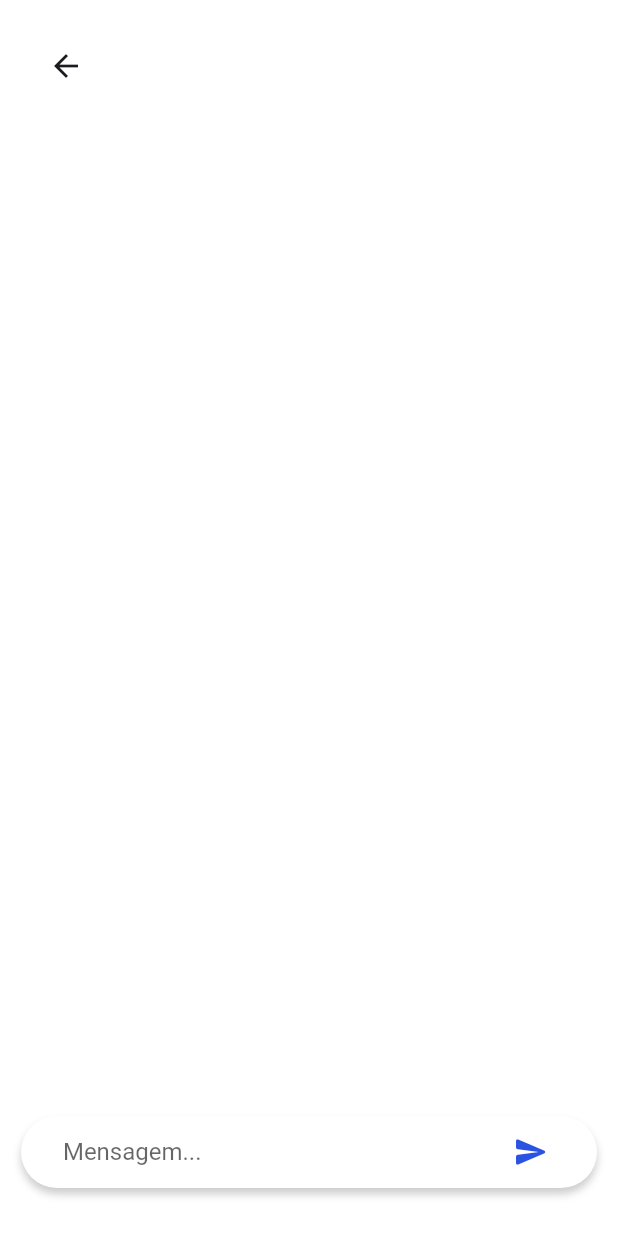
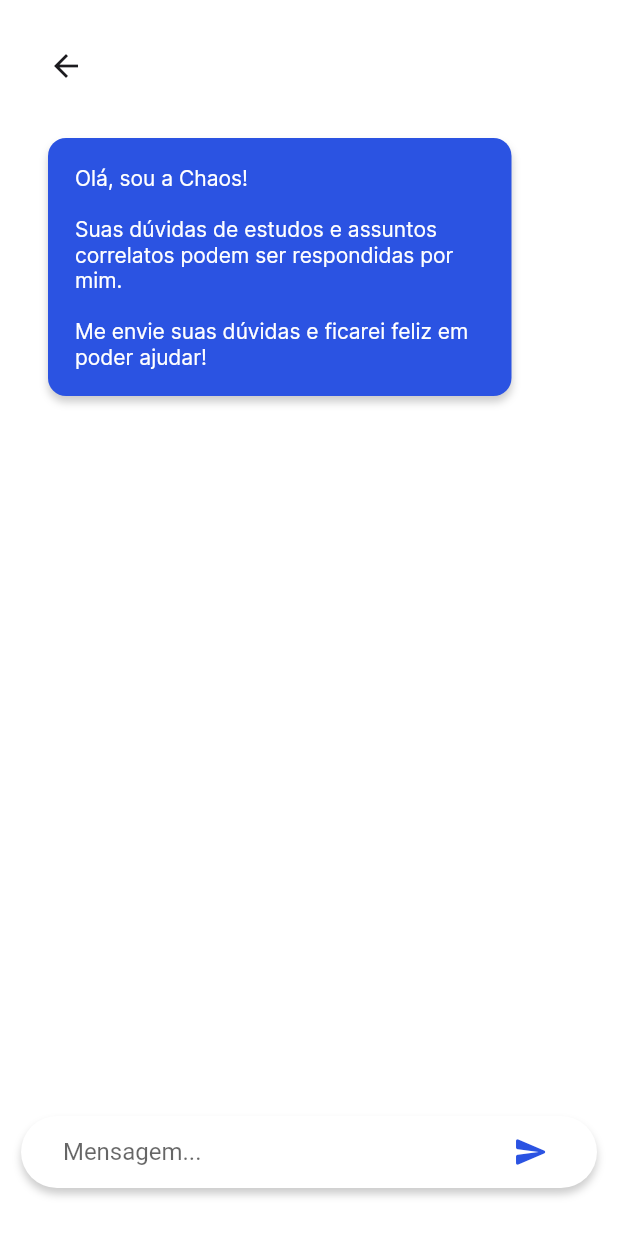
Before and after one commit to ThiagoAZBR/innominatus_ai, a Flutter app: the ChatPage screen opened by its route, on a phone screen of 412 x 824 dp. Run offline on Flutter 3.47's test engine with Material 2 defaults, Android fonts, the phone set to English and light mode, and no system bars; our stand-ins replace dio, firebase_core, firebase_crashlytics, firebase_remote_config, fpdart, get_it and 3 more; accounts and stored records are empty.

Commit message:
✨ feat: add chaos self introduction

```diff
--- a/lib/app/core/text_constants/app_constants.dart
+++ b/lib/app/core/text_constants/app_constants.dart
@@ -1,3 +1,6 @@
 class AppConstants {
-  static String getRoadmap(String content) => 'Crie um Roadmap de estudos sobre $content e escreva em formato de Json, onde será um array de objetos, onde cada objeto terá a apenas a chave "content"';
+  static String getRoadmap(String content) =>
+      'Crie um Roadmap de estudos sobre $content e escreva em formato de Json, onde será um array de objetos, onde cada objeto terá a apenas a chave "content"';
+  static const String chaosSelfIntroduction =
+      'Olá, sou a Chaos!\n\nSuas dúvidas de estudos e assuntos correlatos podem ser respondidas por mim. \n\nMe envie suas dúvidas e ficarei feliz em poder ajudar!';
 }
--- a/lib/app/modules/chat/controllers/chat_controller.dart
+++ b/lib/app/modules/chat/controllers/chat_controller.dart
@@ -1,5 +1,6 @@
 import 'package:firebase_remote_config/firebase_remote_config.dart';
 import 'package:flutter/widgets.dart';
+import 'package:innominatus_ai/app/core/text_constants/app_constants.dart';
 import 'package:innominatus_ai/app/modules/chat/controllers/states/chat_states.dart';
 import 'package:innominatus_ai/app/shared/miscellaneous/exceptions.dart';
 import 'package:rx_notifier/rx_notifier.dart';
@@ -15,9 +16,16 @@ class ChatController {
   final TextEditingController messageFieldController = TextEditingController();
   FocusNode messageFieldFocusNode = FocusNode();
 
-  final chatMessages$ = RxList<ChatMessage>();
+  final chatMessages$ = RxList<ChatMessage>([
+    ChatMessage(
+      isUser: false,
+      message: AppConstants.chaosSelfIntroduction,
+    ),
+  ]);
+  final artificialIntelligenceMessages$ = RxList<String>([
+    AppConstants.chaosSelfIntroduction,
+  ]);
   final userMessages$ = RxList<String>();
-  final artificialIntelligenceMessages$ = RxList<String>();
   final _isAppAvailable$ = RxNotifier(false);
   final _errorMessage$ = RxNotifier<String?>(null);
   final _state$ = RxNotifier<ChatState>(const ChatDefaultState());
```
